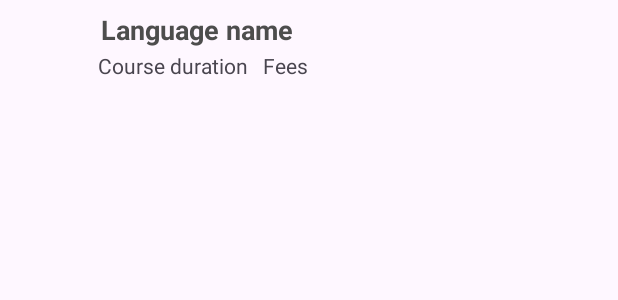
After one commit to rodrigobruner/customListViewApp, an Android app: the layout languages_list_view.xml on its own in the app's theme, with its tools: preview values and no code run, on a phone screen of 412 x 824 dp. The commit adds this screen. Shown: the top 300 px of the screen. Run offline under Robolectric (Android 15) with nearby library versions, the phone set to English and light mode, and no system bars.

Commit message:
feat: custom list created

```diff
--- a/app/build.gradle
+++ b/app/build.gradle
@@ -29,11 +29,11 @@ android {
 }
 
 dependencies {
-
     implementation libs.appcompat
     implementation libs.material
     implementation libs.activity
     implementation libs.constraintlayout
+    implementation libs.picasso
     testImplementation libs.junit
     androidTestImplementation libs.ext.junit
     androidTestImplementation libs.espresso.core
--- a/app/src/main/AndroidManifest.xml
+++ b/app/src/main/AndroidManifest.xml
@@ -23,4 +23,5 @@
         </activity>
     </application>
 
+    <uses-permission android:name="android.permission.INTERNET" />
 </manifest>
--- /dev/null
+++ b/app/src/main/res/layout/languages_list_view.xml
@@ -0,0 +1,47 @@
+<?xml version="1.0" encoding="utf-8"?>
+<LinearLayout xmlns:android="http://schemas.android.com/apk/res/android"
+    android:orientation="horizontal"
+    android:layout_width="match_parent"
+    android:layout_height="match_parent">
+
+    <ImageView
+        android:id="@+id/logo"
+        android:layout_width="60dp"
+        android:layout_height="60dp"
+        android:contentDescription="@string/default_logo_description"
+        android:padding="5dp" />
+
+    <LinearLayout android:layout_width="wrap_content"
+        android:layout_height="wrap_content"
+        android:layout_marginStart="5dp"
+        android:orientation="vertical">
+        <TextView
+            android:id="@+id/language"
+            android:layout_width="match_parent"
+            android:layout_height="wrap_content"
+            android:text="@string/language_name"
+            android:textStyle="bold"
+            android:textAppearance="?android:attr/textAppearanceMedium"
+            android:layout_marginTop="5dp"
+            android:padding="2dp"
+            android:textColor="#4d4d4d" />
+
+        <LinearLayout
+            android:orientation="horizontal"
+            android:layout_width="match_parent"
+            android:layout_height="match_parent">
+        <TextView
+            android:id="@+id/durantion"
+            android:layout_width="wrap_content"
+            android:layout_height="wrap_content"
+            android:text="@string/language_course_duration"
+            android:minWidth="100dp" />
+        <TextView
+            android:id="@+id/fees"
+            android:layout_width="wrap_content"
+            android:layout_height="wrap_content"
+            android:layout_marginStart="10dp"
+            android:text="@string/language_course_fees"/>
+        </LinearLayout>
+    </LinearLayout>
+</LinearLayout>
--- a/app/src/main/res/values/strings.xml
+++ b/app/src/main/res/values/strings.xml
@@ -1,3 +1,8 @@
 <resources>
     <string name="app_name">customListViewApp</string>
+    <string name="list_title">Courses available</string>
+    <string name="default_logo_description">Logo description</string>
+    <string name="language_name">Language name</string>
+    <string name="language_course_duration">Course duration</string>
+    <string name="language_course_fees">Fees</string>
 </resources>
--- a/gradle/libs.versions.toml
+++ b/gradle/libs.versions.toml
@@ -7,6 +7,7 @@ appcompat = "1.7.0"
 material = "1.12.0"
 activity = "1.9.3"
 constraintlayout = "2.1.4"
+picasso = "2.8"
 
 [libraries]
 junit = { group = "junit", name = "junit", version.ref = "junit" }
@@ -16,6 +17,7 @@ appcompat = { group = "androidx.appcompat", name = "appcompat", version.ref = "a
 material = { group = "com.google.android.material", name = "material", version.ref = "material" }
 activity = { group = "androidx.activity", name = "activity", version.ref = "activity" }
 constraintlayout = { group = "androidx.constraintlayout", name = "constraintlayout", version.ref = "constraintlayout" }
+picasso = { group = "com.squareup.picasso", name = "picasso", version.ref = "picasso" }
 
 [plugins]
 android-application = { id = "com.android.application", version.ref = "agp" }
```
Also changed, not shown: app/src/main/java/app/bruner/customlistviewapp/MainActivity.java (+32 -4 lines), app/src/main/java/app/bruner/customlistviewapp/ProgrammingLanguageCourse.java (added, +52 -0 lines), app/src/main/java/app/bruner/customlistviewapp/ProgrammingLanguageCourseListAdapter.java (added, +52 -0 lines), app/src/main/res/layout/activity_main.xml (+15 -2 lines).
